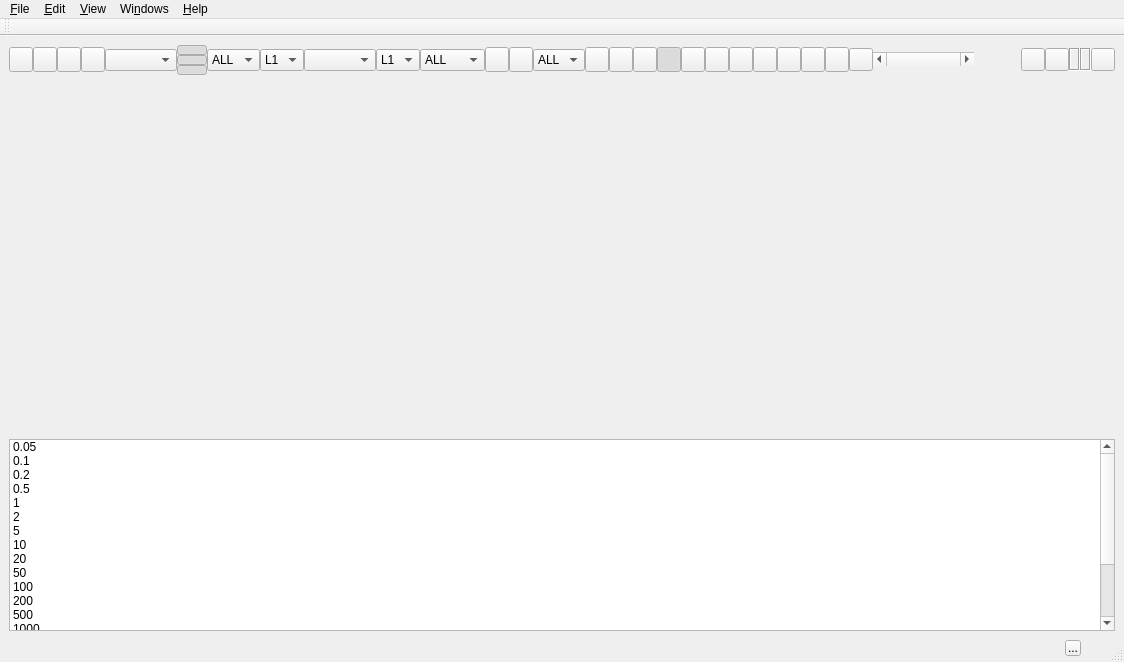
Qt form app/rtkplot_qt/plotmain.ui (tomojitakasu/RTKLIB) before a commit.
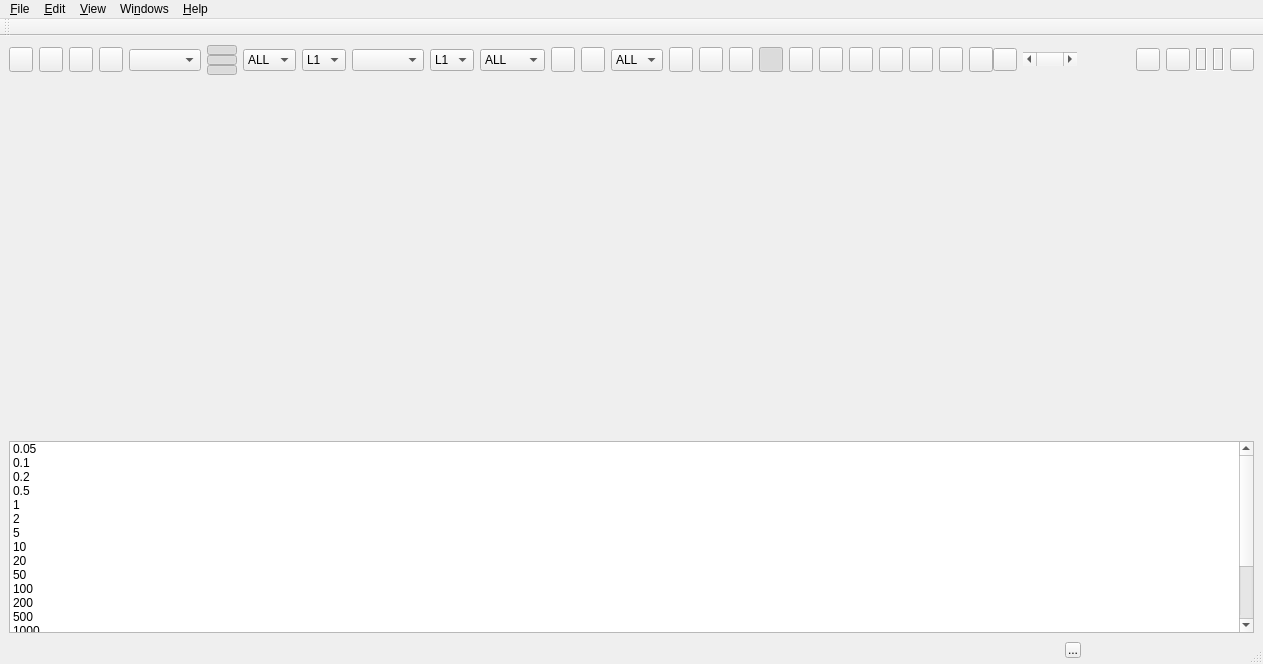
The same form after that commit. Icons and pictures are not drawn.

What changed in the file:
```diff
--- a/app/rtkplot_qt/plotmain.ui
+++ b/app/rtkplot_qt/plotmain.ui
@@ -6,8 +6,8 @@
    <rect>
     <x>0</x>
     <y>0</y>
-    <width>1124</width>
-    <height>662</height>
+    <width>1195</width>
+    <height>664</height>
    </rect>
   </property>
   <property name="windowTitle">
@@ -90,9 +90,6 @@
              <string/>
             </property>
             <layout class="QHBoxLayout" name="horizontalLayout">
-             <property name="spacing">
-              <number>0</number>
-             </property>
              <property name="leftMargin">
               <number>0</number>
              </property>
@@ -222,9 +219,6 @@
                 <string/>
                </property>
                <layout class="QHBoxLayout" name="horizontalLayout_2">
-                <property name="spacing">
-                 <number>0</number>
-                </property>
                 <property name="leftMargin">
                  <number>0</number>
                 </property>
@@ -373,9 +367,6 @@
                 <string/>
                </property>
                <layout class="QHBoxLayout" name="horizontalLayout_3">
-                <property name="spacing">
-                 <number>0</number>
-                </property>
                 <property name="leftMargin">
                  <number>0</number>
                 </property>
@@ -568,9 +559,6 @@
                 <string/>
                </property>
                <layout class="QHBoxLayout" name="horizontalLayout_4">
-                <property name="spacing">
-                 <number>0</number>
-                </property>
                 <property name="leftMargin">
                  <number>0</number>
                 </property>
@@ -951,9 +939,6 @@
              <string/>
             </property>
             <layout class="QHBoxLayout" name="horizontalLayout_7">
-             <property name="spacing">
-              <number>0</number>
-             </property>
              <property name="leftMargin">
               <number>0</number>
              </property>
@@ -1045,9 +1030,6 @@
                 <string/>
                </property>
                <layout class="QHBoxLayout" name="horizontalLayout_6">
-                <property name="spacing">
-                 <number>0</number>
-                </property>
                 <property name="leftMargin">
                  <number>0</number>
                 </property>
@@ -1348,8 +1330,8 @@
     <rect>
      <x>0</x>
      <y>0</y>
-     <width>1124</width>
-     <height>27</height>
+     <width>1195</width>
+     <height>21</height>
     </rect>
    </property>
    <widget class="QMenu" name="MenuFile">
```
